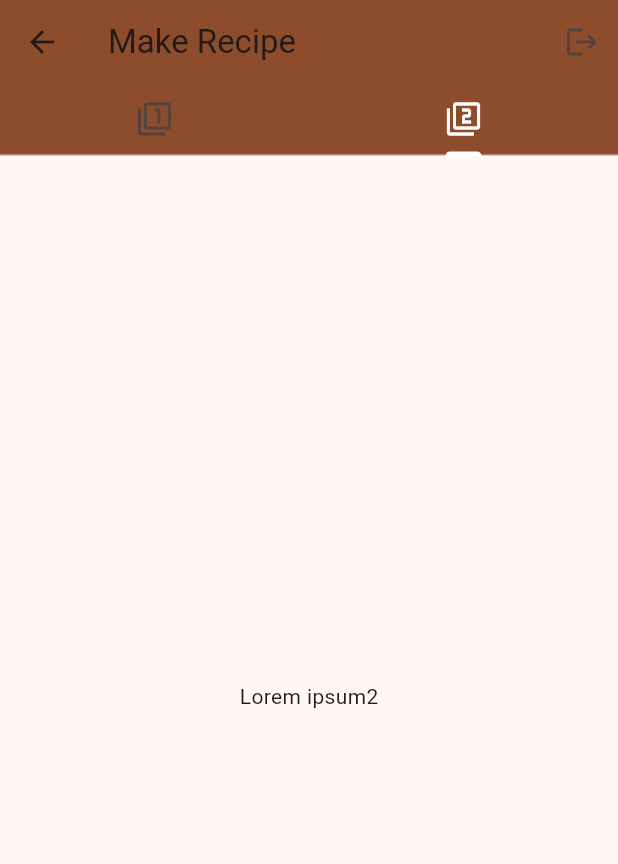
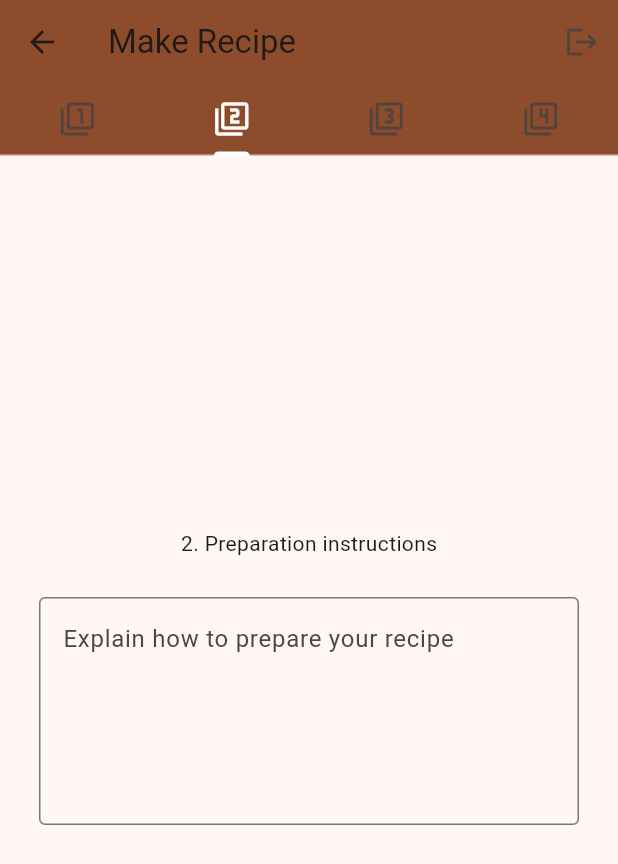
Before and after one commit to AndyMee317/sous_chef, a Flutter app: the MakeRecipePage screen opened by its route, tab 2 chosen, on a phone screen of 412 x 824 dp. Shown: the top 864 px of the screen. Run offline on Flutter 3.47's test engine with Material 3 defaults, Android fonts, the light colour scheme and no system bars; our stand-ins replace cloud_firestore, firebase_auth, firebase_core; accounts and stored records are empty.

Commit message:
(Most of) Make recipe front end complete

```diff
--- a/lib/pages/make_recipe_page.dart
+++ b/lib/pages/make_recipe_page.dart
@@ -13,9 +13,45 @@ class MakeRecipePage extends StatefulWidget{
 class _MakeRecipePageState extends State<MakeRecipePage> {
 
   final TextEditingController titleField = TextEditingController();
+  final TextEditingController instructionsField = TextEditingController();
+  final TextEditingController ingredientsField = new TextEditingController();
 
+  List<String> ingredients = [];
   void logout() {
     FirebaseAuth.instance.signOut();
+  }
+
+  void addIngredient(){
+
+    if(ingredientsField.text.isEmpty){
+      showDialog(
+          context: context,
+          builder: (context) => AlertDialog(
+            title: Text("Please enter something in the field")
+          )
+        );
+    }
+
+    if(!ingredients.contains(ingredientsField.text)){
+      ingredients.add(ingredientsField.text);
+      ingredientsField.clear();
+      setState((){});
+    }
+    else{
+      showDialog(
+        context: context,
+        builder: (context) => AlertDialog(
+          title: Text("Ingredient already added")
+        )
+      );
+    }
+  }
+
+  void removeIngredient(){
+    if(ingredients.isNotEmpty){
+      ingredients.removeLast();
+      setState((){});
+    }
   }
 
   @override
@@ -24,7 +60,7 @@ class _MakeRecipePageState extends State<MakeRecipePage> {
   Widget build(BuildContext context){
     return DefaultTabController(
       initialIndex: 0,
-      length: 2,
+      length: 4,
       child: Scaffold(
         appBar: AppBar(
           title: Text("Make Recipe"),
@@ -40,6 +76,8 @@ class _MakeRecipePageState extends State<MakeRecipePage> {
             tabs: <Widget>[
               Tab(icon: Icon(Icons.filter_1 )),
               Tab(icon: Icon(Icons.filter_2)),
+              Tab(icon: Icon(Icons.filter_3)),
+              Tab(icon: Icon(Icons.filter_4)),
             ],
           ),
         ),
@@ -49,7 +87,7 @@ class _MakeRecipePageState extends State<MakeRecipePage> {
               child: Column(
                 mainAxisAlignment: MainAxisAlignment.center,
                 children: [
-                  Text('Title'),
+                  Text('1. Title'),
                   Padding(
                     padding: EdgeInsets.all(26.0),
                     child: TextField(
@@ -64,7 +102,79 @@ class _MakeRecipePageState extends State<MakeRecipePage> {
               ),
             ),
             Center(
-              child: Text("Lorem ipsum2"),
+              child: Column(
+                mainAxisAlignment: MainAxisAlignment.center,
+                children: [
+                  Text('2. Preparation instructions'),
+                  Padding(
+                    padding: const EdgeInsets.all(26.0),
+                    child: SizedBox(
+                      child: TextField(
+                        controller: instructionsField,
+                        maxLines: 5,
+                        decoration: InputDecoration(
+                          border: OutlineInputBorder(),
+                          hintText: 'Explain how to prepare your recipe',
+                        ),
+                      ),
+                    ),
+                  ),
+                ],
+              ),
+            ),
+            Center(
+              child: Column(
+                mainAxisAlignment: MainAxisAlignment.center,
+                children:[
+                  Text("3. List of ingredients"),
+                  Padding(
+                    padding: const EdgeInsets.all(26.0),
+                    child: TextField(
+                      controller: ingredientsField,
+                      decoration: InputDecoration(
+                        border: OutlineInputBorder(),
+                        hintText: 'Enter ingredient and amount'
+                      ),
+                      onSubmitted: (text){
+                        addIngredient();
+                      },
+                    ),
+                  ),
+                  Row(
+                    mainAxisSize: MainAxisSize.min,
+                    children:[
+                      ElevatedButton(
+                        onPressed: (){
+                          addIngredient();
+                        },
+                        child: Text('Add'),
+                      ),
+                      ElevatedButton(
+                        onPressed: (){
+                          removeIngredient();
+                        },
+                        child: Text('Remove'),
+                      ),
+                      ],
+                    ),
+                  new Expanded(
+                    child: new ListView.builder(
+                      itemCount: ingredients.length,
+                      itemBuilder: (BuildContext ctxt, int Index){
+                        return new Text("\u2022 " + ingredients[Index]);
+                      }
+                    )
+                  ),
+                ],
+              ),
+            ),
+            Center(
+              child: Column(
+                mainAxisAlignment: MainAxisAlignment.center,
+                children: [
+                  Text("Images coming soon")
+                ],
+              ),
             ),
           ],
         ),
```
